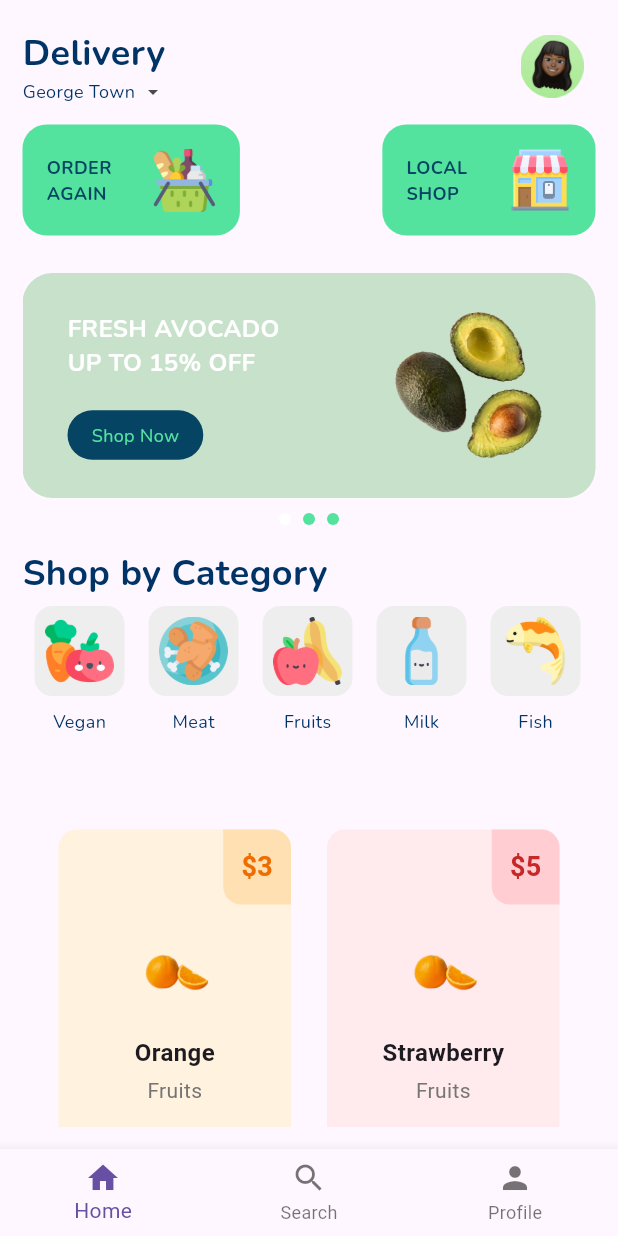
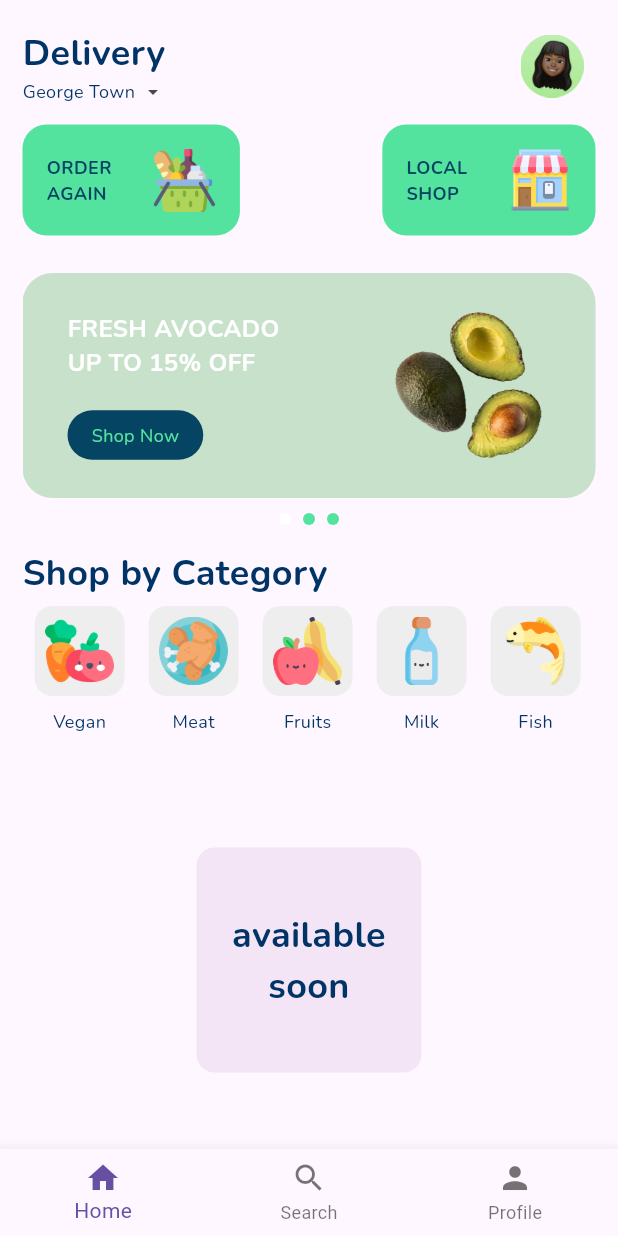
Before and after one commit to maoaktree/sample_app, a Flutter app: the screen it shows after launch, after a tap on "Meat", after a tap on "Fruits", after a tap on "Milk", on a phone screen of 412 x 824 dp. Run offline on Flutter 3.47's test engine with Material 3 defaults, Android fonts, the phone set to English and light mode, and no system bars; drawn by our look-alikes of carousel_slider; our stand-ins replace google_fonts.

Commit message:
Add "available soon" banner to all tabs for future implementations

```diff
--- a/lib/tab/fruits_tab.dart
+++ b/lib/tab/fruits_tab.dart
@@ -1,34 +1,27 @@
 import 'package:flutter/material.dart';
-import 'package:sample_app/util/fruits_tile.dart';
+import 'package:sample_app/util/theme.dart';
 
 class FruitsTab extends StatelessWidget {
-  // list of fruits
-  List fruitsOnSale = [
-// [fruitsType, fruitsPrice, fruitsColor, imageName]
-
-    ["Orange", "3", Colors.orange, "lib/images/orange.png"],
-    ["Strawberry", "5", Colors.red, "lib/images/orange.png"],
-    ["Grape", "9", Colors.purple, "lib/images/orange.png"],
-    ["Blueberry", "6", Colors.blue, "lib/images/orange.png"],
-  ];
+  const FruitsTab({super.key});
 
   @override
   Widget build(BuildContext context) {
-    return GridView.builder(
-      itemCount: fruitsOnSale.length,
-      padding: const EdgeInsets.all(12),
-      gridDelegate: const SliverGridDelegateWithFixedCrossAxisCount(
-        crossAxisCount: 2,
-        childAspectRatio: 1 / 1.5,
+    return Center(
+      child: Container(
+        width: 150,
+        height: 150,
+        decoration: BoxDecoration(
+          color: Colors.pink[50],
+          borderRadius: BorderRadius.circular(12),
+        ),
+        child: Center(
+          child: Text(
+            'available \nsoon',
+            style: AppTextStyles.headerTitle,
+            textAlign: TextAlign.center,
+          ),
+        ),
       ),
-      itemBuilder: (context, index) {
-        return FruitsTile(
-          fruitsType: fruitsOnSale[index][0],
-          fruitsPrice: fruitsOnSale[index][1],
-          fruitsColor: fruitsOnSale[index][2],
-          imageName: fruitsOnSale[index][3],
-        );
-      },
     );
   }
 }
--- a/lib/tab/milk_tab.dart
+++ b/lib/tab/milk_tab.dart
@@ -1,34 +1,27 @@
 import 'package:flutter/material.dart';
-import 'package:sample_app/util/fruits_tile.dart';
+import 'package:sample_app/util/theme.dart';
 
 class MilkTab extends StatelessWidget {
-  // list of fruits
-  List fruitsOnSale = [
-// [fruitsType, fruitsPrice, fruitsColor, imageName]
-
-    ["Orange", "3", Colors.orange, "lib/images/orange.png"],
-    ["Strawberry", "5", Colors.red, "lib/images/orange.png"],
-    ["Grape", "9", Colors.purple, "lib/images/orange.png"],
-    ["Blueberry", "6", Colors.blue, "lib/images/orange.png"],
-  ];
+  const MilkTab({super.key});
 
   @override
   Widget build(BuildContext context) {
-    return GridView.builder(
-      itemCount: fruitsOnSale.length,
-      padding: const EdgeInsets.all(12),
-      gridDelegate: const SliverGridDelegateWithFixedCrossAxisCount(
-        crossAxisCount: 2,
-        childAspectRatio: 1 / 1.5,
+    return Center(
+      child: Container(
+        width: 150,
+        height: 150,
+        decoration: BoxDecoration(
+          color: Colors.purple[50],
+          borderRadius: BorderRadius.circular(12),
+        ),
+        child: Center(
+          child: Text(
+            'available \nsoon',
+            style: AppTextStyles.headerTitle,
+            textAlign: TextAlign.center,
+          ),
+        ),
       ),
-      itemBuilder: (context, index) {
-        return FruitsTile(
-          fruitsType: fruitsOnSale[index][0],
-          fruitsPrice: fruitsOnSale[index][1],
-          fruitsColor: fruitsOnSale[index][2],
-          imageName: fruitsOnSale[index][3],
-        );
-      },
     );
   }
 }
```
Also changed, not shown: lib/tab/fish_tab.dart (+17 -24 lines).
